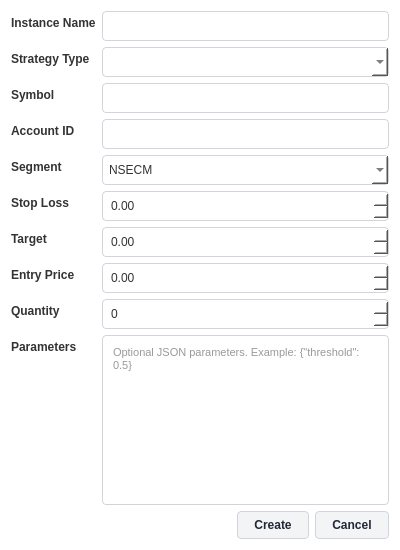
Qt form resources/forms/CreateStrategyDialog.ui (yashnmehta/Autotrade) before a commit.
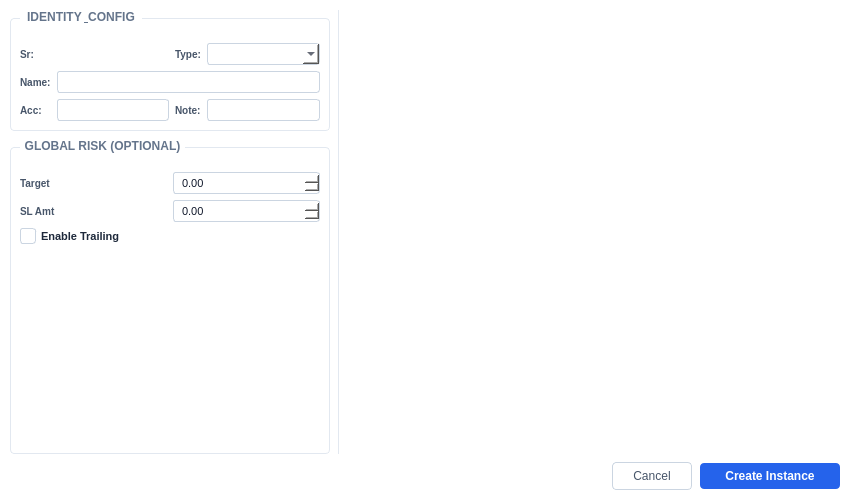
The same form after that commit. Icons and pictures are not drawn.

Diff of the .ui file:
```diff
--- a/resources/forms/CreateStrategyDialog.ui
+++ b/resources/forms/CreateStrategyDialog.ui
@@ -6,8 +6,8 @@
    <rect>
     <x>0</x>
     <y>0</y>
-    <width>400</width>
-    <height>550</height>
+    <width>850</width>
+    <height>500</height>
    </rect>
   </property>
   <property name="windowTitle">
@@ -15,203 +15,126 @@
   </property>
   <property name="styleSheet">
    <string notr="true">
-    QDialog { background-color: #ffffff; color: #1f1f1f; font-family: 'Segoe UI'; }
-    QLabel { background-color: transparent; color: #333333; font-weight: 600; font-size: 12px; border: none; }
-    QLineEdit, QSpinBox, QDoubleSpinBox, QTextEdit, QComboBox {
-        background-color: #ffffff; color: #333333;
-        border: 1px solid #d1d5db; border-radius: 4px; padding: 6px;
-        font-size: 12px;
+    QDialog { background-color: #ffffff; font-family: 'Segoe UI', Arial; }
+    
+    QGroupBox { 
+        font-weight: bold; border: 1px solid #e2e8f0; 
+        border-radius: 4px; margin-top: 8px; padding-top: 15px; 
+        background-color: #ffffff;
     }
-    QLineEdit:focus, QComboBox:focus, QSpinBox:focus, QDoubleSpinBox:focus, QTextEdit:focus {
-        border: 1px solid #2563eb;
+    QGroupBox::title { subcontrol-origin: margin; left: 10px; padding: 0 3px; color: #64748b; background-color: #ffffff; }
+
+    QLabel { color: #475569; font-size: 10px; font-weight: 600; text-transform: uppercase; background: transparent; }
+    
+    QLineEdit, QComboBox, QSpinBox, QDoubleSpinBox, QTextEdit {
+        border: 1px solid #cbd5e1; border-radius: 3px; padding: 2px 6px;
+        background-color: white; color: #0f172a; font-size: 11px;
     }
-    QPushButton {
-        background-color: #f3f4f6; color: #1f2937;
-        border: 1px solid #d1d5db; border-radius: 4px;
-        padding: 6px 16px; font-weight: 600; font-size: 12px;
+    QLineEdit:focus, QComboBox:focus, QSpinBox:focus { border: 1px solid #3b82f6; background-color: #f0f9ff; }
+    
+    QPushButton#okButton { 
+        background-color: #2563eb; color: white; border-radius: 4px; 
+        font-weight: bold; padding: 6px 20px; min-width: 100px;
     }
-    QPushButton:hover { background-color: #e5e7eb; border-color: #9ca3af; }
-    QPushButton:pressed { background-color: #d1d5db; }
-    QTextEdit { font-family: 'Consolas', monospace; font-size: 11px; }
+    QPushButton#okButton:hover { background-color: #1d4ed8; }
+    
+    QPushButton#cancelButton { 
+        background-color: #ffffff; color: #475569; border: 1px solid #cbd5e1;
+        border-radius: 4px; padding: 6px 20px;
+    }
+    QPushButton#cancelButton:hover { background-color: #f1f5f9; }
+
+    QScrollArea { background-color: #ffffff; border: none; border-left: 1px solid #e2e8f0; }
+    QWidget#scrollAreaWidgetContents { background-color: #ffffff; }
+    QFrame#sParamFrame { background-color: #ffffff; }
+
+    QCheckBox { color: #1e293b; font-size: 11px; font-weight: 600; background: transparent; spacing: 5px; }
+    QCheckBox::indicator { width: 14px; height: 14px; border: 1px solid #cbd5e1; border-radius: 3px; background: white; }
+    QCheckBox::indicator:checked { background-color: #2563eb; border-color: #2563eb; image: url(:/icons/check.png); }
+
+    QScrollBar:vertical {
+        border: none; background: #f8fafc; width: 6px; margin: 0px 0px 0px 0px; border-radius: 3px;
+    }
+    QScrollBar::handle:vertical {
+        background: #e2e8f0; min-height: 20px; border-radius: 3px;
+    }
+    QScrollBar::handle:vertical:hover { background: #cbd5e1; }
+    QScrollBar::add-line:vertical, QScrollBar::sub-line:vertical { height: 0px; }
+    QScrollBar::add-page:vertical, QScrollBar::sub-page:vertical { background: none; }
    </string>
   </property>
-  <layout class="QVBoxLayout" name="verticalLayout">
-   <item>
-    <layout class="QFormLayout" name="formLayout">
-     <item row="0" column="0">
-      <widget class="QLabel" name="label_name">
-       <property name="text">
-        <string>Instance Name</string>
+  <layout class="QGridLayout" name="gridLayout">
+   <property name="margin">
+    <number>10</number>
+   </property>
+   <property name="spacing">
+    <number>8</number>
+   </property>
+   <item row="0" column="1" rowspan="2">
+    <widget class="QScrollArea" name="scrollArea">
+     <property name="widgetResizable">
+      <bool>true</bool>
+     </property>
+     <property name="frameShape">
+      <enum>QFrame::NoFrame</enum>
+     </property>
+     <widget class="QWidget" name="scrollAreaWidgetContents">
+      <layout class="QVBoxLayout" name="scrollLayout">
+       <property name="margin">
+        <number>0</number>
        </property>
-      </widget>
-     </item>
-     <item row="0" column="1">
-      <widget class="QLineEdit" name="m_nameEdit"/>
-     </item>
-     <item row="1" column="0">
-      <widget class="QLabel" name="label_type">
-       <property name="text">
-        <string>Strategy Type</string>
-       </property>
-      </widget>
-     </item>
-     <item row="1" column="1">
-      <widget class="QComboBox" name="m_typeCombo"/>
-     </item>
-     <item row="2" column="0">
-      <widget class="QLabel" name="label_symbol">
-       <property name="text">
-        <string>Symbol</string>
-       </property>
-      </widget>
-     </item>
-     <item row="2" column="1">
-      <widget class="QLineEdit" name="m_symbolEdit"/>
-     </item>
-     <item row="3" column="0">
-      <widget class="QLabel" name="label_account">
-       <property name="text">
-        <string>Account ID</string>
-       </property>
-      </widget>
-     </item>
-     <item row="3" column="1">
-      <widget class="QLineEdit" name="m_accountEdit"/>
-     </item>
-     <item row="4" column="0">
-      <widget class="QLabel" name="label_segment">
-       <property name="text">
-        <string>Segment</string>
-       </property>
-      </widget>
-     </item>
-     <item row="4" column="1">
-      <widget class="QComboBox" name="m_segmentCombo">
        <item>
-        <property name="text">
-         <string>NSECM</string>
-        </property>
+        <widget class="QFrame" name="sParamFrame">
+         <property name="sizePolicy">
+          <sizepolicy hsizetype="Expanding" vsizetype="Preferred">
+           <horstretch>0</horstretch>
+           <verstretch>0</verstretch>
+          </sizepolicy>
+         </property>
+         <property name="frameShape">
+          <enum>QFrame::NoFrame</enum>
+         </property>
+        </widget>
        </item>
        <item>
-        <property name="text">
-         <string>NSEFO</string>
-        </property>
+        <spacer name="verticalSpacer_2">
+         <property name="orientation">
+          <enum>Qt::Vertical</enum>
+         </property>
+         <property name="sizeHint" stdset="0">
+          <size>
+           <width>20</width>
+           <height>40</height>
+          </size>
+         </property>
+        </spacer>
        </item>
-       <item>
-        <property name="text">
-         <string>BSECM</string>
-        </property>
-       </item>
-       <item>
-        <property name="text">
-         <string>BSEFO</string>
-        </property>
-       </item>
-      </widget>
-     </item>
-     <item row="5" column="0">
-      <widget class="QLabel" name="label_stopLoss">
-       <property name="text">
-        <string>Stop Loss</string>
-       </property>
-      </widget>
-     </item>
-     <item row="5" column="1">
-      <widget class="QDoubleSpinBox" name="m_stopLossSpin">
-       <property name="decimals">
-        <number>2</number>
-       </property>
-       <property name="maximum">
-        <double>1000000000.000000000000000</double>
-       </property>
-      </widget>
-     </item>
-     <item row="6" column="0">
-      <widget class="QLabel" name="label_target">
-       <property name="text">
-        <string>Target</string>
-       </property>
-      </widget>
-     </item>
-     <item row="6" column="1">
-      <widget class="QDoubleSpinBox" name="m_targetSpin">
-       <property name="decimals">
-        <number>2</number>
-       </property>
-       <property name="maximum">
-        <double>1000000000.000000000000000</double>
-       </property>
-      </widget>
-     </item>
-     <item row="7" column="0">
-      <widget class="QLabel" name="label_entryPrice">
-       <property name="text">
-        <string>Entry Price</string>
-       </property>
-      </widget>
-     </item>
-     <item row="7" column="1">
-      <widget class="QDoubleSpinBox" name="m_entryPriceSpin">
-       <property name="decimals">
-        <number>2</number>
-       </property>
-       <property name="maximum">
-        <double>1000000000.000000000000000</double>
-       </property>
-      </widget>
-     </item>
-     <item row="8" column="0">
-      <widget class="QLabel" name="label_qty">
-       <property name="text">
-        <string>Quantity</string>
-       </property>
-      </widget>
-     </item>
-     <item row="8" column="1">
-      <widget class="QSpinBox" name="m_qtySpin">
-       <property name="maximum">
-        <number>1000000</number>
-       </property>
-      </widget>
-     </item>
-     <item row="9" column="0">
-      <widget class="QLabel" name="label_params">
-       <property name="text">
-        <string>Parameters</string>
-       </property>
-      </widget>
-     </item>
-     <item row="9" column="1">
-      <widget class="QTextEdit" name="m_paramsEdit">
-       <property name="placeholderText">
-        <string>Optional JSON parameters. Example: {&quot;threshold&quot;: 0.5}</string>
-       </property>
-      </widget>
-     </item>
-    </layout>
+      </layout>
+     </widget>
+    </widget>
    </item>
-   <item>
-    <layout class="QHBoxLayout" name="horizontalLayout">
+   <item row="2" column="0" colspan="2">
+    <layout class="QHBoxLayout" name="footerLayout">
      <item>
-      <spacer name="horizontalSpacer">
+      <widget class="QLabel" name="m_validationLabel">
+       <property name="styleSheet">
+        <string>color: #e11d48; font-size: 11px; text-transform: none;</string>
+       </property>
+      </widget>
+     </item>
+     <item>
+      <spacer name="spacer">
        <property name="orientation">
         <enum>Qt::Horizontal</enum>
        </property>
        <property name="sizeHint" stdset="0">
         <size>
-         <width>40</width>
-         <height>20</height>
+         <width>0</width>
+         <height>0</height>
         </size>
        </property>
       </spacer>
      </item>
-     <item>
-      <widget class="QPushButton" name="okButton">
-       <property name="text">
-        <string>Create</string>
-       </property>
-      </widget>
-     </item>
      <item>
       <widget class="QPushButton" name="cancelButton">
        <property name="text">
@@ -219,8 +142,153 @@
        </property>
       </widget>
      </item>
+     <item>
+      <widget class="QPushButton" name="okButton">
+       <property name="text">
+        <string>Create Instance</string>
+       </property>
+      </widget>
+     </item>
     </layout>
    </item>
+   <item row="0" column="0">
+    <widget class="QGroupBox" name="identityGroup">
+     <property name="maximumSize">
+      <size>
+       <width>320</width>
+       <height>16777215</height>
+      </size>
+     </property>
+     <property name="title">
+      <string>IDENTITY &amp; CONFIG</string>
+     </property>
+     <layout class="QGridLayout" name="identityGrid">
+      <property name="verticalSpacing">
+       <number>6</number>
+      </property>
+      <item row="0" column="0">
+       <widget class="QLabel" name="label">
+        <property name="text">
+         <string>Sr:</string>
+        </property>
+       </widget>
+      </item>
+      <item row="0" column="1">
+       <widget class="QLabel" name="m_srNoLabel">
+        <property name="styleSheet">
+         <string>color: #2563eb; font-weight: 800; font-size: 12px;</string>
+        </property>
+       </widget>
+      </item>
+      <item row="0" column="2">
+       <widget class="QLabel" name="label_type">
+        <property name="text">
+         <string>Type:</string>
+        </property>
+       </widget>
+      </item>
+      <item row="0" column="3">
+       <widget class="QComboBox" name="m_typeCombo"/>
+      </item>
+      <item row="1" column="0">
+       <widget class="QLabel" name="label_name">
+        <property name="text">
+         <string>Name:</string>
+        </property>
+       </widget>
+      </item>
+      <item row="1" column="1" colspan="3">
+       <widget class="QLineEdit" name="m_nameEdit"/>
+      </item>
+      <item row="2" column="0">
+       <widget class="QLabel" name="label_acc">
+        <property name="text">
+         <string>Acc:</string>
+        </property>
+       </widget>
+      </item>
+      <item row="2" column="1">
+       <widget class="QLineEdit" name="m_accountEdit"/>
+      </item>
+      <item row="2" column="2">
+       <widget class="QLabel" name="label_note">
+        <property name="text">
+         <string>Note:</string>
+        </property>
+       </widget>
+      </item>
+      <item row="2" column="3">
+       <widget class="QLineEdit" name="m_descriptionEdit"/>
+      </item>
+     </layout>
+    </widget>
+   </item>
+   <item row="1" column="0">
+    <widget class="QGroupBox" name="riskGroup">
+     <property name="title">
+      <string>GLOBAL RISK (OPTIONAL)</string>
+     </property>
+     <property name="maximumSize">
+      <size>
+       <width>320</width>
+       <height>16777215</height>
+      </size>
+     </property>
+     <layout class="QGridLayout" name="riskGridLayout">
+      <item row="0" column="0">
+       <widget class="QLabel" name="label_target">
+        <property name="text">
+         <string>Target</string>
+        </property>
+       </widget>
+      </item>
+      <item row="0" column="1">
+       <widget class="QDoubleSpinBox" name="m_targetSpin">
+        <property name="maximum">
+         <double>9999999.98999999910593</double>
+        </property>
+       </widget>
+      </item>
+      <item row="1" column="0">
+       <widget class="QLabel" name="label_sl">
+        <property name="text">
+         <string>SL Amt</string>
+        </property>
+       </widget>
+      </item>
+      <item row="1" column="1">
+       <widget class="QDoubleSpinBox" name="m_stopLossSpin">
+        <property name="minimum">
+         <double>-9999999.98999999910593</double>
+        </property>
+        <property name="maximum">
+         <double>9999999.98999999910593</double>
+        </property>
+       </widget>
+      </item>
+      <item row="2" column="0" colspan="2">
+       <widget class="QCheckBox" name="m_isTrailingCheck">
+        <property name="text">
+         <string>Enable Trailing</string>
+        </property>
+       </widget>
+      </item>
+      <item row="3" column="0">
+       <spacer name="verticalSpacer">
+        <property name="orientation">
+         <enum>Qt::Vertical</enum>
+        </property>
+        <property name="sizeHint" stdset="0">
+         <size>
+          <width>20</width>
+          <height>40</height>
+         </size>
+        </property>
+       </spacer>
+      </item>
+     </layout>
+    </widget>
+   </item>
   </layout>
  </widget>
  <resources/>
```
Left out of the diff: 37 changed lines with no effect on the pictures.
